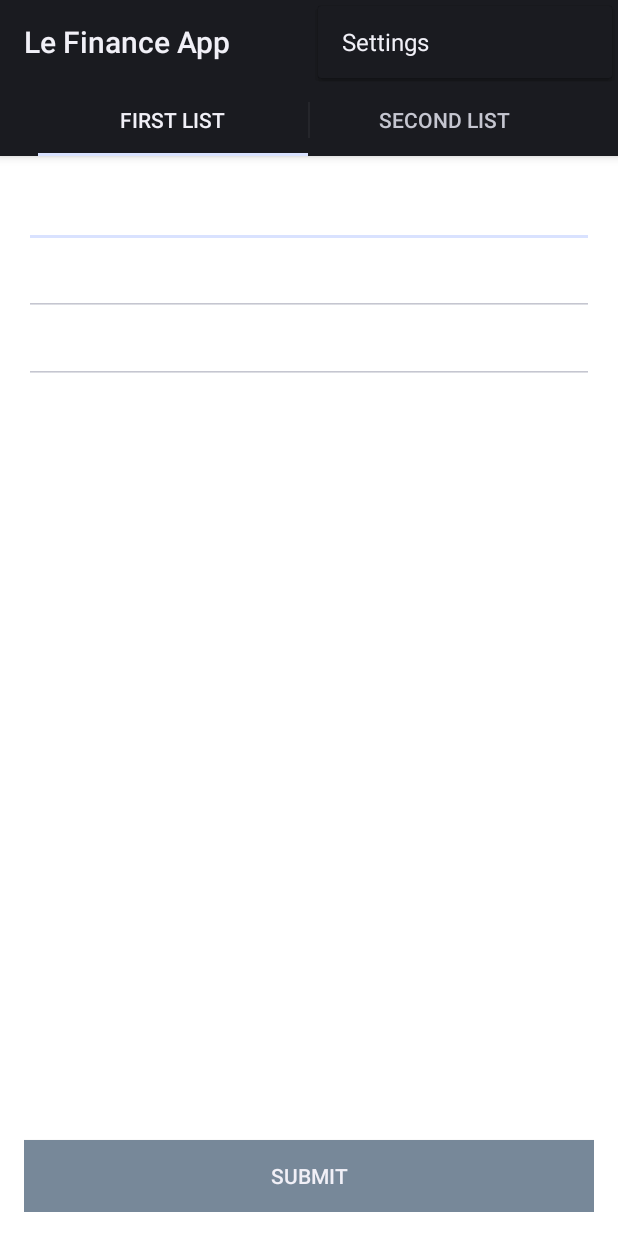
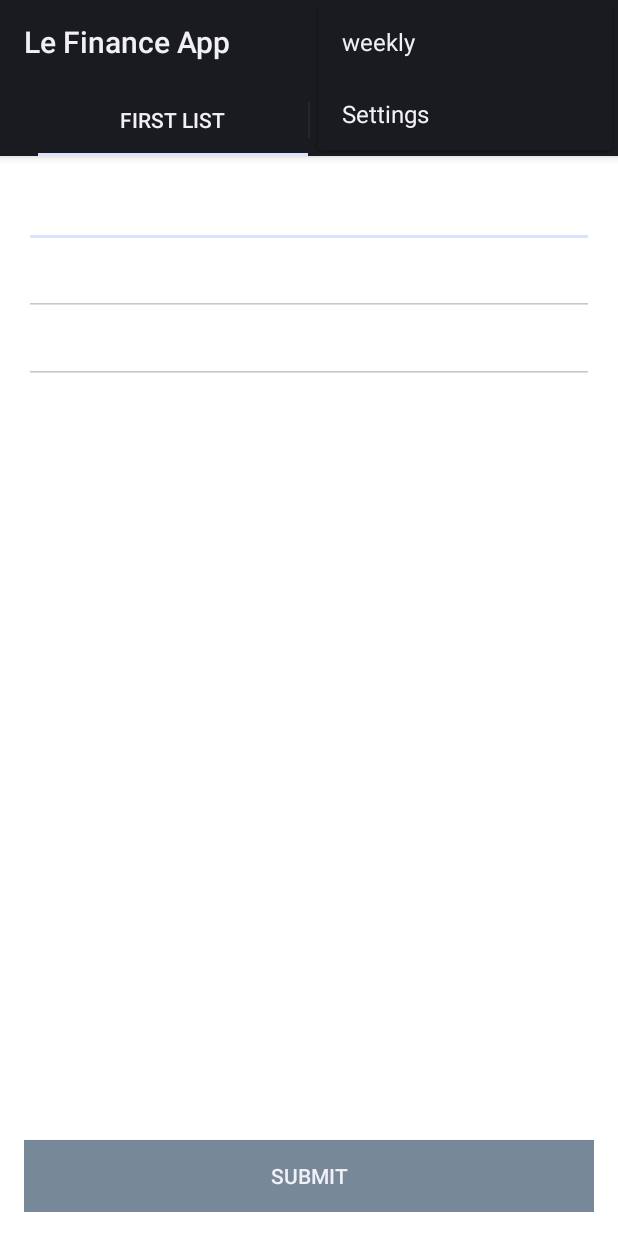
Before and after one commit to willy1087/CS594-Android-Final_project, an Android app: the screen it shows after launch (MainActivity), with the options menu open, on a phone screen of 412 x 824 dp. Run offline under Robolectric (Android 15) with nearby library versions, the phone set to English and light mode, and no system bars.

Commit message:
weekly menu button
adding the weekly menu button in MainActivity and menu_main.xml

```diff
--- a/Final_Project/app/src/main/java/com/example/willy1087/final_project/MainActivity.java
+++ b/Final_Project/app/src/main/java/com/example/willy1087/final_project/MainActivity.java
@@ -58,6 +58,10 @@ public class MainActivity extends Activity implements ActionBar.TabListener{
             return true;
         }
 
+        if(id== R.id.weekly){
+            //go to weekly layout
+        }
+
         return super.onOptionsItemSelected(item);
     }
 
--- a/Final_Project/app/src/main/res/menu/menu_main.xml
+++ b/Final_Project/app/src/main/res/menu/menu_main.xml
@@ -1,6 +1,12 @@
 <menu xmlns:android="http://schemas.android.com/apk/res/android"
     xmlns:app="http://schemas.android.com/apk/res-auto"
     xmlns:tools="http://schemas.android.com/tools" tools:context=".MainActivity">
+
     <item android:id="@+id/action_settings" android:title="@string/action_settings"
         android:orderInCategory="100" app:showAsAction="never" />
+
+    <item android:id="@+id/weekly"
+        android:title="weekly"
+        app:showAsAction="always"/>
+
 </menu>
```
